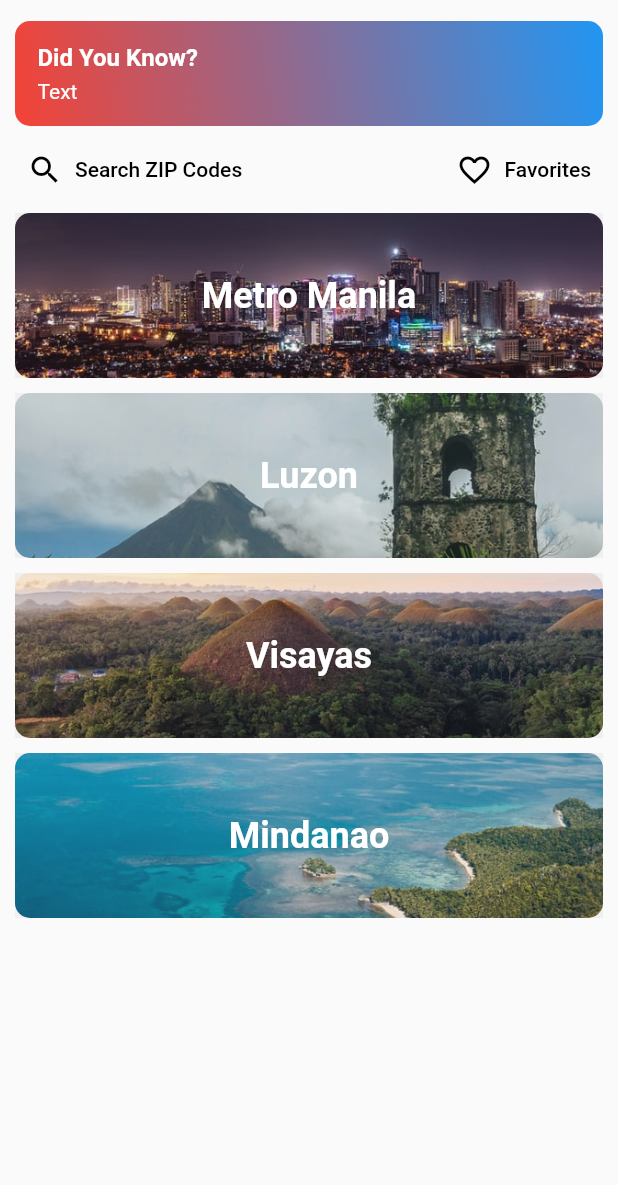
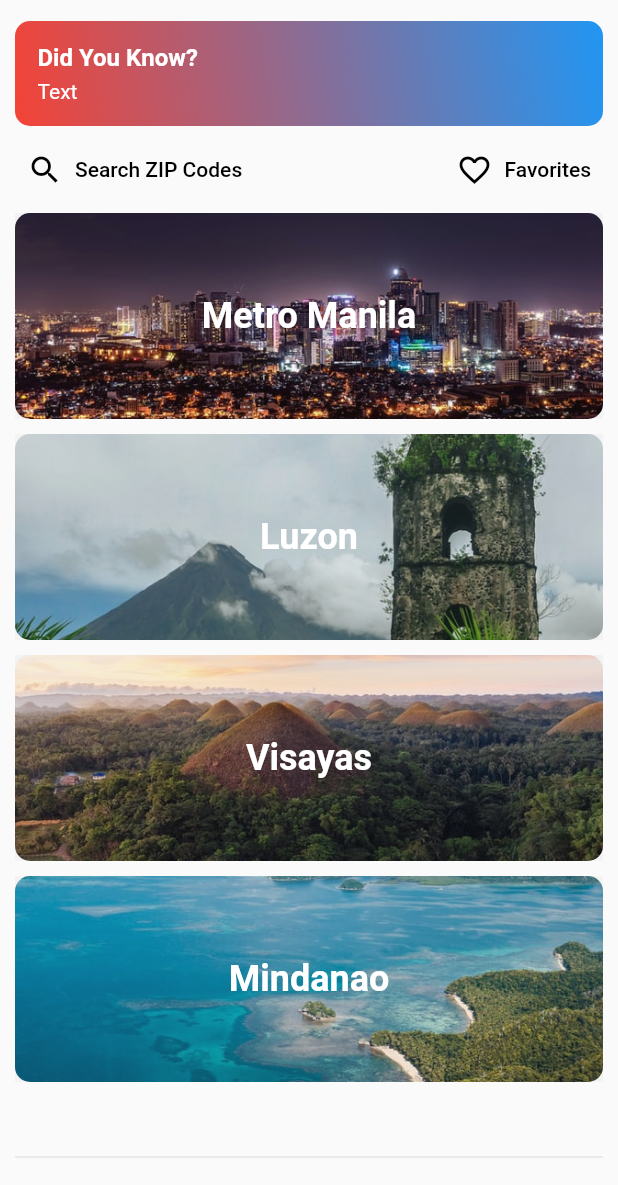
Before and after one commit to reddvid/zipcodeph_flutter, a Flutter app: the screen it shows after launch, on a phone screen of 412 x 824 dp, the part 51-1236 px from its top. Run offline on Flutter 3.47's test engine with Material 2 defaults, Android fonts, the phone set to English and light mode, and no system bars; our stand-ins replace package_info_plus, share_plus, sqflite; missing offline and left inert: flutter_search_bar; accounts and stored records are empty.

Commit message:
Refactor menu list

```diff
--- /dev/null
+++ b/lib/constants.dart
@@ -0,0 +1,21 @@
+import 'package:flutter/material.dart';
+import 'package:zipcodeph_flutter/widgets/area_menu_button.dart';
+
+const List<AreaMenuButton> menuButtons = [
+  AreaMenuButton(
+    bgImage: AssetImage("assets/images/ncr.jpg"),
+    label: "Metro Manila",
+  ),
+  AreaMenuButton(
+    bgImage: AssetImage("assets/images/luzon.jpg"),
+    label: "Luzon",
+  ),
+  AreaMenuButton(
+    bgImage: AssetImage("assets/images/visayas.jpg"),
+    label: "Visayas",
+  ),
+  AreaMenuButton(
+    bgImage: AssetImage("assets/images/mindanao.jpg"),
+    label: "Mindanao",
+  ),
+];
--- a/lib/controllers/faves.dart
+++ b/lib/controllers/faves_controller.dart
@@ -1,6 +1,6 @@
-import 'package:zipcodeph_flutter/db/zip_db.dart';
+import 'package:zipcodeph_flutter/services/zip_brain.dart';
 import 'package:zipcodeph_flutter/models/zipcode.dart';
-import 'package:zipcodeph_flutter/repositories/zip.dart';
+import 'package:zipcodeph_flutter/models/zipcodes_data.dart';
 
 class FavesController {
   final ZipRepository _zipRepo = ZipRepository(ZipDB());
--- a/lib/controllers/search.dart
+++ b/lib/controllers/search_controller.dart
@@ -1,6 +1,6 @@
-import 'package:zipcodeph_flutter/db/zip_db.dart';
+import 'package:zipcodeph_flutter/services/zip_brain.dart';
 import 'package:zipcodeph_flutter/models/zipcode.dart';
-import 'package:zipcodeph_flutter/repositories/zip.dart';
+import 'package:zipcodeph_flutter/models/zipcodes_data.dart';
 
 class SearchController {
   final ZipRepository _zipRepo = ZipRepository(ZipDB());
--- a/lib/controllers/zips.dart
+++ b/lib/controllers/zips_controller.dart
@@ -1,6 +1,6 @@
-import 'package:zipcodeph_flutter/db/zip_db.dart';
+import 'package:zipcodeph_flutter/services/zip_brain.dart';
 import 'package:zipcodeph_flutter/models/zipcode.dart';
-import 'package:zipcodeph_flutter/repositories/zip.dart';
+import 'package:zipcodeph_flutter/models/zipcodes_data.dart';
 
 class ZipsController {
   final ZipRepository _zipRepo = ZipRepository(ZipDB());
--- a/lib/main.dart
+++ b/lib/main.dart
@@ -1,12 +1,10 @@
 import 'package:flutter/material.dart';
-import 'package:zipcodeph_flutter/views/mainpage.dart';
+import 'package:zipcodeph_flutter/screens/mainpage.dart';
 
 void main() async {
   WidgetsFlutterBinding.ensureInitialized();
   runApp(const MyApp());
 }
-
-final RouteObserver<ModalRoute> routeObserver = RouteObserver<ModalRoute>();
 
 class MyApp extends StatelessWidget {
   const MyApp({Key? key}) : super(key: key);
@@ -21,17 +19,19 @@ class MyApp extends StatelessWidget {
       themeMode: ThemeMode.system,
       debugShowCheckedModeBanner: false,
       home: const MainMenu(),
-      navigatorObservers: [routeObserver],
     );
   }
 
   ThemeData _buildTheme(brightness) {
     return ThemeData(
-        primarySwatch: Colors.red,
-        brightness: brightness,
-        pageTransitionsTheme: const PageTransitionsTheme(builders: {
+      primarySwatch: Colors.red,
+      brightness: brightness,
+      pageTransitionsTheme: const PageTransitionsTheme(
+        builders: {
           TargetPlatform.android: CupertinoPageTransitionsBuilder(),
           TargetPlatform.iOS: CupertinoPageTransitionsBuilder(),
-        }));
+        },
+      ),
+    );
   }
 }
--- a/lib/repositories/zip.dart
+++ b/lib/models/zipcodes_data.dart
@@ -1,6 +1,6 @@
-import 'package:zipcodeph_flutter/db/zip_db.dart';
+import 'package:zipcodeph_flutter/services/zip_brain.dart';
 import 'package:zipcodeph_flutter/models/zipcode.dart';
-import 'package:zipcodeph_flutter/repositories/zip_interface.dart';
+import 'package:zipcodeph_flutter/services/zip_interface.dart';
 
 class ZipRepository implements IZipRepository {
   late final ZipDB _db;
--- a/lib/views/aboutpage.dart
+++ b/lib/screens/aboutpage.dart
@@ -22,9 +22,6 @@ class _AboutPageState extends State<AboutPage> with RouteAware {
 
   @override
   void initState() {
-    WidgetsBinding.instance.addPostFrameCallback((timeStamp) {
-      routeObserver.subscribe(this, ModalRoute.of(context)!);
-    });
     _initPackageInfo();
     super.initState();
   }
--- a/lib/views/mainpage.dart
+++ b/lib/screens/mainpage.dart
@@ -3,11 +3,13 @@ import 'dart:ui';
 
 import 'package:flutter/cupertino.dart';
 import 'package:flutter/material.dart';
+import 'package:zipcodeph_flutter/constants.dart';
 import 'package:zipcodeph_flutter/main.dart';
-import 'package:zipcodeph_flutter/views/aboutpage.dart';
-import 'package:zipcodeph_flutter/views/areaspage.dart';
-import 'package:zipcodeph_flutter/views/favespage.dart';
-import 'package:zipcodeph_flutter/views/searchpage.dart';
+import 'package:zipcodeph_flutter/screens/aboutpage.dart';
+import 'package:zipcodeph_flutter/screens/areaspage.dart';
+import 'package:zipcodeph_flutter/screens/favespage.dart';
+import 'package:zipcodeph_flutter/screens/searchpage.dart';
+import 'package:zipcodeph_flutter/widgets/area_menu_button.dart';
 
 class MainMenu extends StatefulWidget {
   const MainMenu({Key? key}) : super(key: key);
@@ -16,16 +18,8 @@ class MainMenu extends StatefulWidget {
   _MainMenuState createState() => _MainMenuState();
 }
 
-class _MainMenuState extends State<MainMenu> with RouteAware {
+class _MainMenuState extends State<MainMenu> {
   static const double _height = 110;
-
-  @override
-  void initState() {
-    WidgetsBinding.instance.addPostFrameCallback((timeStamp) {
-      routeObserver.subscribe(this, ModalRoute.of(context)!);
-    });
-    super.initState();
-  }
 
   @override
   Widget build(BuildContext context) {
@@ -45,21 +39,21 @@ class _MainMenuState extends State<MainMenu> with RouteAware {
               Expanded(
                 child: SingleChildScrollView(
                   child: Column(
+                    mainAxisAlignment: MainAxisAlignment.spaceBetween,
                     children: [
-                  ncr(),
-                  divider(),
-                  luzon(),
-                  divider(),
-                  visayas(),
-                  divider(),
-                  mindanao(),
-                  divider(),
-                  enddivider()
+                      for (var button in menuButtons) button,
+                      const Divider(
+                        height: 80.0,
+                      ),
                     ],
-              ))),
+                  ),
+                ),
+              ),
             ],
-          )),
-    ));
+          ),
+        ),
+      ),
+    );
   }
 
   trivia() {
--- /dev/null
+++ b/lib/widgets/area_menu_button.dart
@@ -0,0 +1,77 @@
+import 'dart:ui';
+
+import 'package:flutter/material.dart';
+import 'package:flutter/src/foundation/key.dart';
+import 'package:flutter/src/widgets/container.dart';
+import 'package:flutter/src/widgets/framework.dart';
+
+class AreaMenuButton extends StatelessWidget {
+  const AreaMenuButton({
+    Key? key,
+    required this.bgImage,
+    required this.label,
+  }) : super(key: key);
+
+  final AssetImage bgImage;
+  final String label;
+
+  @override
+  Widget build(BuildContext context) {
+    final double _height = MediaQuery.of(context).size.height / 6.0;
+    return Container(
+      margin: const EdgeInsets.only(bottom: 10.0),
+      child: Stack(
+        children: [
+          Container(
+            decoration: BoxDecoration(
+              borderRadius: const BorderRadius.all(
+                Radius.circular(10.0),
+              ),
+              image: DecorationImage(
+                image: bgImage,
+                fit: BoxFit.fitWidth,
+              ),
+            ),
+            width: double.infinity,
+            height: _height,
+          ),
+          ClipRRect(
+            child: BackdropFilter(
+              filter: ImageFilter.blur(
+                sigmaX: 0.0,
+                sigmaY: 0.0,
+              ),
+              child: Container(
+                color: const Color(0x10888888),
+                alignment: Alignment.center,
+                child: Material(
+                  type: MaterialType.transparency,
+                  child: InkWell(
+                    customBorder: RoundedRectangleBorder(
+                      borderRadius: BorderRadius.circular(10.0),
+                    ),
+                    onTap: () {},
+                    child: SizedBox(
+                      width: double.infinity,
+                      height: _height,
+                      child: Center(
+                        child: Text(
+                          label,
+                          style: const TextStyle(
+                            fontSize: 24.0,
+                            fontWeight: FontWeight.bold,
+                            color: Colors.white,
+                          ),
+                        ),
+                      ),
+                    ),
+                  ),
+                ),
+              ),
+            ),
+          )
+        ],
+      ),
+    );
+  }
+}
```
Also changed, not shown: lib/screens/areaspage.dart (renamed from lib/views/areaspage.dart, +3 -11 lines), lib/screens/favespage.dart (renamed from lib/views/searchpage.dart, +60 -66 lines), lib/screens/searchpage.dart (renamed from lib/views/favespage.dart, +61 -71 lines), lib/screens/zipspage.dart (renamed from lib/views/zipspage.dart, +2 -10 lines), lib/models/areas_data.dart (renamed from lib/repositories/area.dart), lib/services/zip_brain.dart (renamed from lib/db/zip_db.dart), lib/services/zip_interface.dart (renamed from lib/repositories/zip_interface.dart), pubspec.lock. Lines whose indentation alone changed are shown as unchanged.
